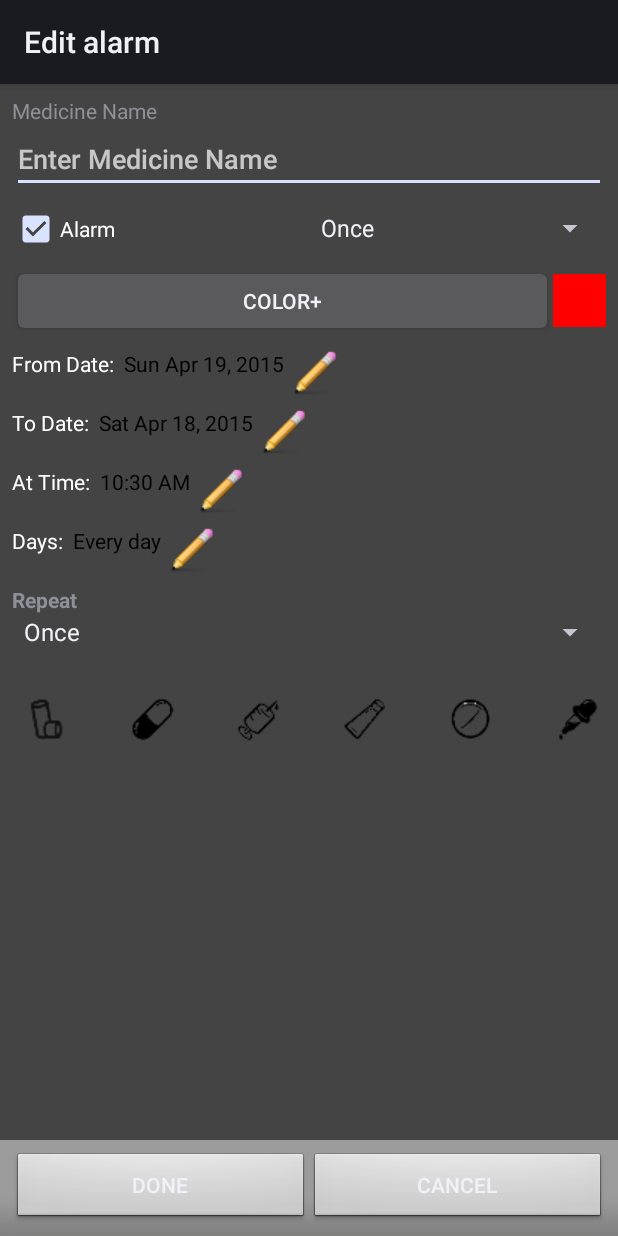
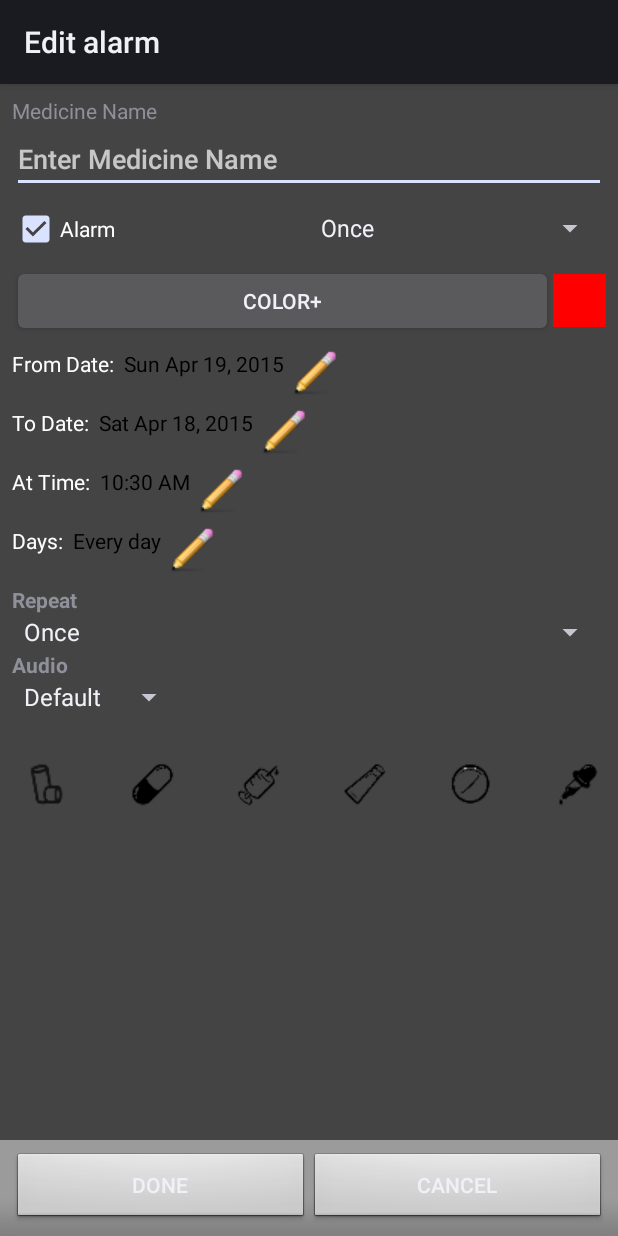
Before and after one commit to NED-University/Smart-Pill-Reminder, an Android app: the screen it shows after launch (EditAlarm), after a tap on "ADD ALARM", on a phone screen of 412 x 824 dp. Run offline under Robolectric (Android 15) with nearby library versions, the phone set to English and light mode, and no system bars; pictures from the network do not load; 1 statement that could not run was skipped.

Commit message:
MediaPlayer changes done
Changed ringtone to play from Mediaplayer
Added option to select Audio
Closes #4

```diff
--- a/app/src/main/java/com/taradov/alarmme/Alarm.java
+++ b/app/src/main/java/com/taradov/alarmme/Alarm.java
@@ -40,8 +40,7 @@ public class Alarm implements Comparable<Alarm> {
     private int mInterval;
     private long pId;
     private boolean mEnabled;
-    private int mAudio;
-
+    private int mAudioPos;
     private int Red;
     private int Green;
     private int Blue;
@@ -56,6 +55,8 @@ public class Alarm implements Comparable<Alarm> {
     public static final int NEVER = 0;
     public static final int EVERY_DAY = 0x7f;
 
+    public static int[] AUDIO_IDS = {R.raw.def, R.raw.danganronpa};
+
     public Alarm(Context context) {
         mContext = context;
         mId = 0;
@@ -69,12 +70,18 @@ public class Alarm implements Comparable<Alarm> {
         Green=0;
         Blue=0;
         alpha=255;
+        mAudioPos=0;
         update();
     }
 
-	public int getAudio()
+	public int getAudioPos()
     {
-        return mAudio;
+        return mAudioPos;
+    }
+
+    public int getAudioId()
+    {
+        return AUDIO_IDS[mAudioPos];
     }
 
     public long getId() {
@@ -117,9 +124,9 @@ public class Alarm implements Comparable<Alarm> {
         return mInterval;
     }
 
-    public void setAudio(int _audio)
+    public void setAudioPos(int _audio)
     {
-        mAudio = _audio;
+        mAudioPos = _audio;
     }
 
     public void setOccurence(int occurence) {
@@ -261,11 +268,17 @@ public class Alarm implements Comparable<Alarm> {
         intent.putExtra("com.taradov.alarmme.title", mTitle);
         intent.putExtra("com.taradov.alarmme.date", mFromDate);
         intent.putExtra("com.taradov.alarmme.todate", mToDate);
+        intent.putExtra("com.taradov.alarmme.time", mTime);
         intent.putExtra("com.taradov.alarmme.alarm", mEnabled);
         intent.putExtra("com.taradov.alarmme.occurence", mOccurence);
         intent.putExtra("com.taradov.alarmme.interval", mInterval);
         intent.putExtra("com.taradov.alarmme.days", mDays);
+        intent.putExtra("com.taradov.alarmme.audiopos", mAudioPos);
         intent.putExtra("com.taradov.alarmme.pId", pId);
+        intent.putExtra("com.taradov.alarmme.red", Red);
+        intent.putExtra("com.taradov.alarmme.green", Green);
+        intent.putExtra("com.taradov.alarmme.blue", Blue);
+        intent.putExtra("com.taradov.alarmme.alpha", alpha);
     }
 
     public void fromIntent(Intent intent) {
@@ -279,7 +292,12 @@ public class Alarm implements Comparable<Alarm> {
         mOccurence = intent.getIntExtra("com.taradov.alarmme.occurence", 0);
         mInterval = intent.getIntExtra("com.taradov.alarmme.interval", 0);
         mDays = intent.getIntExtra("com.taradov.alarmme.days", 0);
+        mAudioPos = intent.getIntExtra("com.taradov.alarmme.audiopos", 0);
         pId = intent.getLongExtra("com.taradov.alarmme.pId", -1);
+        Red = intent.getIntExtra("com.taradov.alarmme.red", 0);
+        Green = intent.getIntExtra("com.taradov.alarmme.green", 0);
+        Blue = intent.getIntExtra("com.taradov.alarmme.blue", 0);
+        alpha = intent.getIntExtra("com.taradov.alarmme.alpha", 100);
         update();
     }
 
--- a/app/src/main/java/com/taradov/alarmme/DatabaseExportHelper.java
+++ b/app/src/main/java/com/taradov/alarmme/DatabaseExportHelper.java
@@ -134,7 +134,7 @@ public class DatabaseExportHelper extends AsyncTask<String, String, Boolean> {
                     sheet.addCell(new Label(col++, row, dateTime.formatTime(alarm)));
                     sheet.addCell(new Label(col++, row, dateTime.formatDays(alarm)));
                     // TODO: Get human readable form of audio
-                    sheet.addCell(new Label(col++, row, String.valueOf(alarm.getAudio())));
+                    sheet.addCell(new Label(col++, row, String.valueOf(alarm.getAudioPos())));
                     // TODO: Get human readable form of interval
                     sheet.addCell(new Label(col++, row, String.valueOf(alarm.getInterval())));
                     // TODO: Get human readable form of picture id
--- a/app/src/main/java/com/taradov/alarmme/EditAlarm.java
+++ b/app/src/main/java/com/taradov/alarmme/EditAlarm.java
@@ -66,7 +66,8 @@ public class EditAlarm extends Activity implements OnItemClickListener {
     private CheckBox mAlarmEnabled;
     private Spinner mOccurence;
     private Spinner mInterval;
-    //    private Button mDateButton;
+    private Spinner mAudio;
+//    private Button mDateButton;
 //    private Button mToDateButton;
 //    private Button mTimeButton;
 //    private Button mDayButton;
@@ -83,7 +84,6 @@ public class EditAlarm extends Activity implements OnItemClickListener {
     private ImageView mColorImageView;
 
     private String[] menu_text = {"","","","","",""};
-
     public String[] medicine={"Blue Pill","Red Pill","Yellow Pill"};
 
     private Integer[] menu_icon = {
@@ -124,8 +124,6 @@ public class EditAlarm extends Activity implements OnItemClickListener {
     private boolean editAlarm;
     private String alarmName;
 
-
-
     @Override
     public void onCreate(Bundle bundle) {
         super.onCreate(bundle);
@@ -142,10 +140,8 @@ public class EditAlarm extends Activity implements OnItemClickListener {
         mTitle.setThreshold(1);
         mTitle.setAdapter(adapter);
 
-
         TextView textView = new TextView(this);
         textView.setText("New text");
-
 
         menu.setOnItemClickListener(new OnItemClickListener() {
 
@@ -213,16 +209,18 @@ public class EditAlarm extends Activity implements OnItemClickListener {
         mAlarmEnabled = (CheckBox) findViewById(R.id.alarm_checkbox);
         //mOccurence = (Spinner)findViewById(R.id.occurence_spinner);
         mInterval = (Spinner) findViewById(R.id.interval_spinner);
+        mAudio = (Spinner) findViewById(R.id.audio_spinner);
 //        mDateButton = (Button) findViewById(R.id.date_button);
 //        mToDateButton = (Button) findViewById(R.id.to_date_btn);
 //        mDayButton = (Button) findViewById(R.id.day_btn);
 //        mTimeButton = (Button) findViewById(R.id.time_button);
         mColorPickerButton = (Button) findViewById(R.id.color_picker);
 
+
         mAlarm = new Alarm(this);
         mAlarm.fromIntent(getIntent());
 
-        mColorImageView=(ImageView)findViewById(R.id.selected_color);
+        mColorImageView = (ImageView)findViewById(R.id.selected_color);
         mColorImageView.setBackgroundColor(Color.rgb(mAlarm.getRed(), mAlarm.getGreen(), mAlarm.getBlue()));
         mDateTime = new DateTime(this);
 
@@ -233,14 +231,16 @@ public class EditAlarm extends Activity implements OnItemClickListener {
         fromdateText = (TextView) findViewById(R.id.fromdate_tv);
         todateText = (TextView) findViewById(R.id.todate_tv);
         attimeText = (TextView) findViewById(R.id.attime_tv);
-        atdayText=(TextView) findViewById(R.id.atday_tv);
+        atdayText =(TextView) findViewById(R.id.atday_tv);
 
 //		mOccurence.setSelection(mAlarm.getOccurence());
 //		mOccurence.setOnItemSelectedListener(mOccurenceSelectedListener);
 
-
         mInterval.setSelection(mAlarm.getInterval());
         mInterval.setOnItemSelectedListener(mIntervalSelectedListener);
+
+        mAudio.setSelection(mAlarm.getAudioPos());
+        mAudio.setOnItemSelectedListener(mAudioSelectedListener);
 
         mAlarmEnabled.setChecked(mAlarm.getEnabled());
         mAlarmEnabled.setOnCheckedChangeListener(mAlarmEnabledChangeListener);
@@ -271,8 +271,8 @@ public class EditAlarm extends Activity implements OnItemClickListener {
     }
 
     public void onClick(View v) {
+
         switch (v.getId()) {
-
 
             case R.id.fromdate_tv:
             case R.id.fromdate_lb:
@@ -313,7 +313,7 @@ public class EditAlarm extends Activity implements OnItemClickListener {
         if (DATE_DIALOG_ID == id)
             ((DatePickerDialog) dialog).updateDate(mYear, mMonth, mDay);
         else if(TODATE_DIALOG_ID==id)
-            ((DatePickerDialog)dialog).updateDate(mYear2, mMonth2, mDay2);
+            ((DatePickerDialog) dialog).updateDate(mYear2, mMonth2, mDay2);
         else if (TIME_DIALOG_ID == id)
             ((TimePickerDialog) dialog).updateTime(mHour, mMinute);
     }
@@ -356,13 +356,13 @@ public class EditAlarm extends Activity implements OnItemClickListener {
                 mAlarm.setBlue(Color.blue(color));
                 mAlarm.setGreen(Color.green(color));
                 mColorImageView.setBackgroundColor(Color.rgb(mAlarm.getRed(),mAlarm.getGreen(),mAlarm.getBlue()));
+            }
+        });
 
-            }
+        colorPickerDialog.show();
+    }
 
-        });
-        colorPickerDialog.show();
 
-    }
     private void showToast(int color) {
         String rgbString = "R: " + Color.red(color) + " B: " + Color.blue(color) + " G: " + Color.green(color);
         Toast.makeText(this, rgbString, Toast.LENGTH_SHORT).show();
@@ -375,8 +375,10 @@ public class EditAlarm extends Activity implements OnItemClickListener {
 
         if (editAlarm) {
             dbAdapter.updateAlarm(alarmName, mAlarm);
-        } else
+        } else {
             dbAdapter.addAlarm(mAlarm);
+        }
+
         setResult(RESULT_OK, intent);
         finish();
     }
@@ -463,6 +465,16 @@ public class EditAlarm extends Activity implements OnItemClickListener {
         }
     };
 
+    private AdapterView.OnItemSelectedListener mAudioSelectedListener = new AdapterView.OnItemSelectedListener() {
+        @Override
+        public void onItemSelected(AdapterView<?> parentView, View selectedItemView, int position, long id) {
+            mAlarm.setAudioPos(position);
+        }
+
+        @Override
+        public void onNothingSelected(AdapterView<?> parent) {
+        }
+    };
 
     private CompoundButton.OnCheckedChangeListener mAlarmEnabledChangeListener = new CompoundButton.OnCheckedChangeListener() {
         @Override
--- a/app/src/main/res/layout/edit.xml
+++ b/app/src/main/res/layout/edit.xml
@@ -225,6 +225,21 @@
                     android:entries="@array/interval"
                     android:spinnerMode="dropdown" />
 
+                <TextView
+                    android:id="@+id/TextView_Pwd2"
+                    android:layout_width="wrap_content"
+                    android:layout_height="wrap_content"
+                    android:text="Audio"
+                    android:textStyle="bold" />
+
+                <Spinner
+                    android:id="@+id/audio_spinner"
+                    android:layout_width="wrap_content"
+                    android:layout_height="wrap_content"
+                    android:layout_weight="1"
+                    android:entries="@array/audio"
+                    android:spinnerMode="dropdown" />
+
             </LinearLayout>
 
             <GridView
--- a/app/src/main/res/values/strings.xml
+++ b/app/src/main/res/values/strings.xml
@@ -11,6 +11,11 @@
         <item>Once</item>
         <item>Twice a day</item>
         <item>Three times a day</item>
+    </string-array>
+
+    <string-array name="audio">
+        <item>Default</item>
+        <item>Audio2</item>
     </string-array>
 
     <string-array name="gender">
```
Also changed, not shown: app/src/main/java/com/taradov/alarmme/AlarmNotification.java (+18 -13 lines), app/src/main/java/com/taradov/alarmme/DBAdapter.java (+4 -4 lines), 1 other file.
